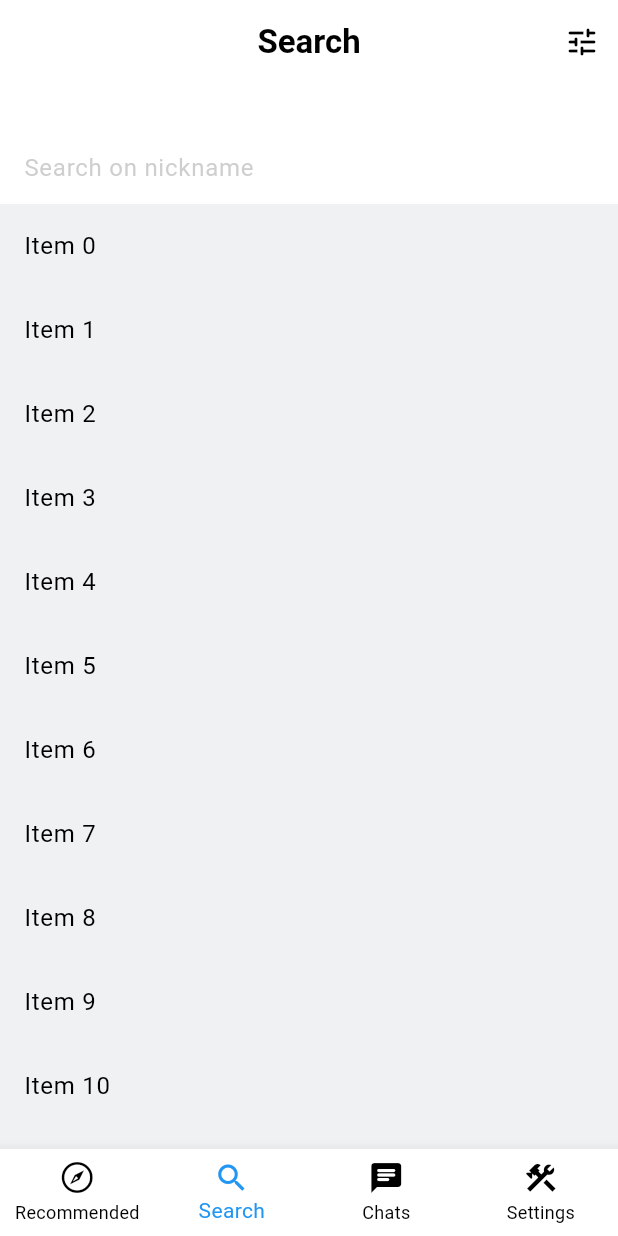
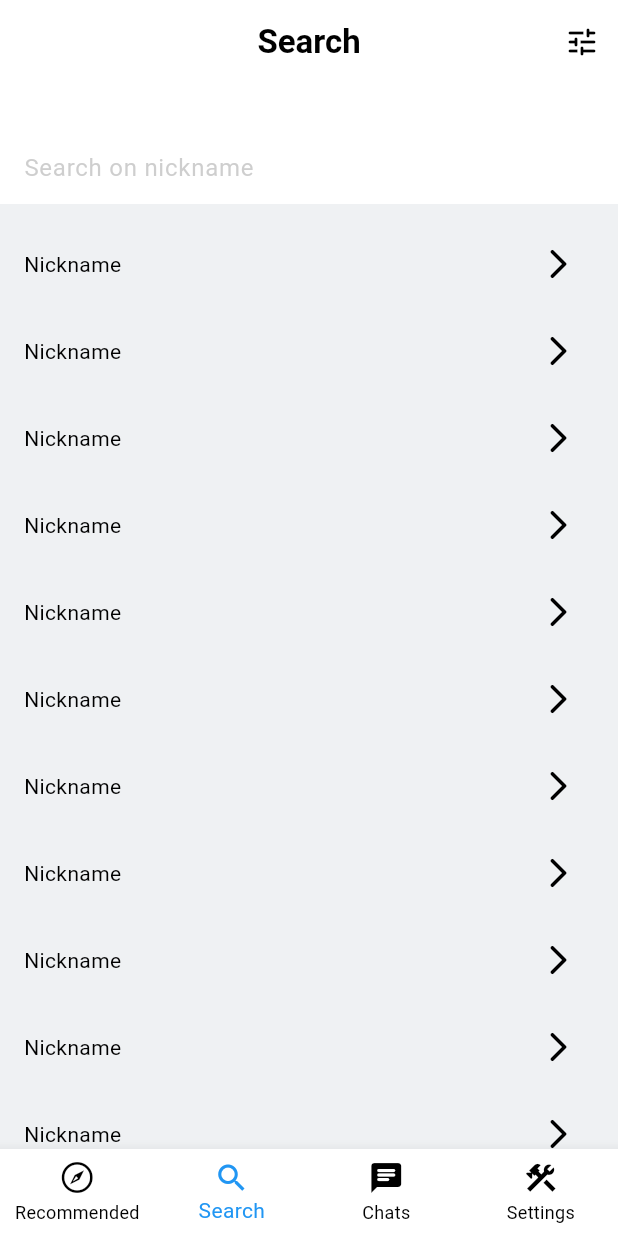
Before and after one commit to EgorSborschikov/Interest, a Flutter app: the screen it shows once a user with an empty profile is signed in, swiped to page 2, on a phone screen of 412 x 824 dp. Run offline on Flutter 3.47's test engine with Material 3 defaults, Android fonts, the light colour scheme and no system bars; our stand-ins replace device_preview, shared_preferences, supabase_flutter, talker_flutter; accounts and stored records are empty; generated files the repository leaves out were written again.

Commit message:
fixed bug with overlapping elements

```diff
--- a/mobile/interest/lib/features/search/view/search_page.dart
+++ b/mobile/interest/lib/features/search/view/search_page.dart
@@ -1,4 +1,5 @@
 import 'package:flutter/material.dart';
+import 'package:interest/ui/components/common/user_search_card.dart';
 import 'package:interest/ui/components/platform/platform.dart';
 
 class SearchPage extends StatelessWidget{
@@ -8,21 +9,14 @@ class SearchPage extends StatelessWidget{
   Widget build(BuildContext context) {
     return Scaffold(
       body: CustomScrollView(
-        slivers: <Widget>[
+        slivers: [
           PlatformSearchSliverAppBar(),
-          SliverList(
-            delegate: SliverChildBuilderDelegate(
-              (BuildContext context, int index) {
-                // Здесь вы можете добавить элементы списка для отображения результатов поиска
-                return ListTile(
-                  title: Text('Item $index'),
-                );
-              },
-              childCount: 20, // Количество элементов в списке
-            ),
+          const SliverToBoxAdapter(child: SizedBox(height: 16)),
+          SliverList.builder(
+            itemBuilder: (context, index) => UserSearchCard()
           ),
         ],
-      )
+      ),
     );
   }
 }
--- a/mobile/interest/lib/main.dart
+++ b/mobile/interest/lib/main.dart
@@ -1,6 +1,5 @@
 import 'package:device_preview/device_preview.dart';
 import 'package:flutter/material.dart';
-import 'package:interest/features/home/home.dart';
 import 'package:interest/l10n/locale_provider.dart';
 import 'package:interest/services/supabase/auth_gate.dart';
 import 'package:interest/ui/themes/themes.dart';
--- /dev/null
+++ b/mobile/interest/lib/ui/components/common/user_search_card.dart
@@ -0,0 +1,35 @@
+import 'package:flutter/cupertino.dart';
+import 'package:flutter/material.dart';
+import 'package:interest/ui/themes/themes.dart';
+
+class UserSearchCard extends StatelessWidget{
+  const UserSearchCard({super.key});
+
+  @override
+  Widget build(BuildContext context) {
+    final theme = Theme.of(context);
+
+    return Container(
+      margin: const EdgeInsets.symmetric(horizontal: 16).copyWith(bottom: 10),
+      width: double.infinity,
+      child: Row(
+        mainAxisAlignment: MainAxisAlignment.spaceBetween,
+        children: [
+          Text('Nickname'),
+          IconButton(
+            onPressed: () {
+
+            },
+            icon: theme.isMaterial
+              ? Icon(
+                  Icons.arrow_forward_ios_rounded,
+                  color: theme.colorScheme.onSurface)
+              : Icon(
+                  CupertinoIcons.chevron_right,
+                  color: theme.colorScheme.onSurface)
+          ),
+        ],
+      ),
+    );
+  }
+}
```
Also changed, not shown: mobile/interest/lib/ui/components/platform/platform_search_sliver_app_bar.dart (+20 -4 lines).
